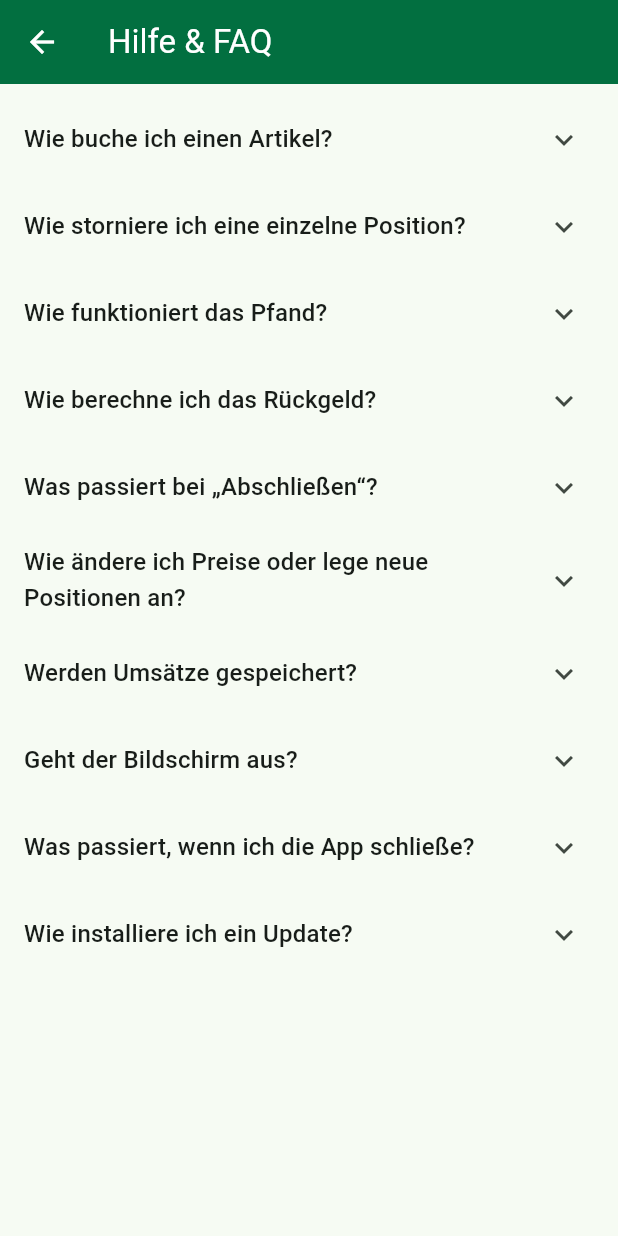
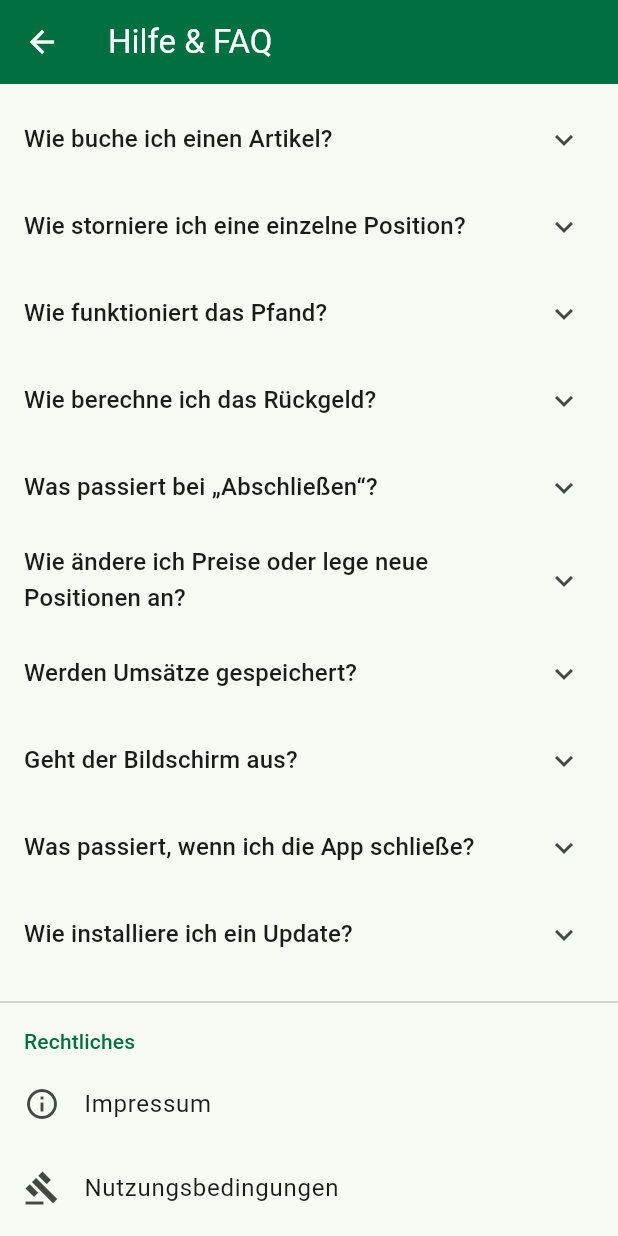
Before and after one commit to Ogie0/Easy-Price-Calculation, a Flutter app: the screen it shows after launch, after a tap on the "help outline" icon, on a phone screen of 412 x 824 dp. Run offline on Flutter 3.47's test engine with Material 3 defaults, Android fonts, the phone set to English and light mode, and no system bars; our stand-ins replace shared_preferences.

Commit message:
Add legal section to FAQ: imprint, terms of use, licenses [skip ci]
The FAQ gets a "Rechtliches" section with an imprint (placeholders for
address and contact still to be filled in, see lib/legal_texts.dart),
short terms of use and Flutter's open-source license page.

Co-Authored-By: Claude Opus 5.5 <noreply@anthropic.com>
Claude-Session: https://claude.ai/code/session_01NupdSHJUqBHfHitkyt8aD3

```diff
--- /dev/null
+++ b/lib/legal_texts.dart
@@ -0,0 +1,39 @@
+/// Rechtliche Texte für den Bereich „Rechtliches“ im FAQ.
+///
+/// TODO(Vorstand): Platzhalter in eckigen Klammern im Impressum ausfüllen.
+library;
+
+const String kImpressum = '''
+Angaben zum Herausgeber dieser App
+
+Junggesellenclub Ellierode v. 1960
+[Straße und Hausnummer]
+[PLZ] Ellierode
+
+Vertreten durch: [Vorname Nachname, Funktion]
+Kontakt: [E-Mail-Adresse]
+
+Verantwortlich für den Inhalt: [Vorname Nachname, Anschrift wie oben]
+
+Die App wird ausschließlich für die interne Nutzung bei Veranstaltungen des Clubs bereitgestellt und nicht kommerziell vertrieben.
+''';
+
+const String kNutzungsbedingungen = '''
+1. Zweck
+Die App „JGC Ellierode“ ist ein Rechenhilfsmittel für den Verkauf bei Veranstaltungen des Junggesellenclubs Ellierode v. 1960. Sie berechnet Summen, Pfand und Rückgeld.
+
+2. Nutzung
+Die App wird Mitgliedern und Helfern des Clubs kostenlos zur Verfügung gestellt. Eine Weitergabe an Dritte oder eine kommerzielle Nutzung ist nicht vorgesehen.
+
+3. Keine Gewähr
+Die App wird ohne Gewähr bereitgestellt. Für die Richtigkeit der Berechnungen, der eingestellten Preise und für die Abrechnung der Kasse ist die jeweils kassierende Person bzw. der Club verantwortlich. Für Schäden aus der Nutzung wird – soweit gesetzlich zulässig – keine Haftung übernommen.
+
+4. Daten
+Die App speichert ausschließlich Preise, Pfandwert und Sortiment auf dem jeweiligen Gerät. Verkäufe und personenbezogene Daten werden weder gespeichert noch übertragen; die App benötigt keinen Internetzugang.
+
+5. Einstellungen
+Änderungen an Preisen und Sortiment sind mit einem Master-Passwort geschützt, das nur an berechtigte Personen weitergegeben wird.
+
+6. Open-Source
+Die App verwendet Open-Source-Software. Die Lizenzen sind unter „Open-Source-Lizenzen“ einsehbar.
+''';
--- a/lib/screens/faq_screen.dart
+++ b/lib/screens/faq_screen.dart
@@ -1,4 +1,8 @@
 import 'package:flutter/material.dart';
+
+import '../legal_texts.dart';
+import '../theme.dart';
+import '../utils/version.dart';
 
 /// Kurze Hilfe für alle, die an der Kasse stehen.
 class FaqScreen extends StatelessWidget {
@@ -61,6 +65,25 @@ class FaqScreen extends StatelessWidget {
     ),
   ];
 
+  void _openText(BuildContext context, String title, String text) {
+    Navigator.of(context).push(
+      MaterialPageRoute<void>(
+        builder: (_) => Scaffold(
+          appBar: AppBar(title: Text(title)),
+          body: Center(
+            child: ConstrainedBox(
+              constraints: const BoxConstraints(maxWidth: 720),
+              child: ListView(
+                padding: const EdgeInsets.all(16),
+                children: [SelectableText(text.trim())],
+              ),
+            ),
+          ),
+        ),
+      ),
+    );
+  }
+
   @override
   Widget build(BuildContext context) {
     return Scaffold(
@@ -78,6 +101,40 @@ class FaqScreen extends StatelessWidget {
                   expandedCrossAxisAlignment: CrossAxisAlignment.start,
                   children: [Text(answer)],
                 ),
+              const Divider(height: 32),
+              Padding(
+                padding: const EdgeInsets.fromLTRB(16, 0, 16, 4),
+                child: Text(
+                  'Rechtliches',
+                  style: Theme.of(context)
+                      .textTheme
+                      .titleSmall
+                      ?.copyWith(color: Theme.of(context).colorScheme.primary),
+                ),
+              ),
+              ListTile(
+                leading: const Icon(Icons.info_outline),
+                title: const Text('Impressum'),
+                onTap: () => _openText(context, 'Impressum', kImpressum),
+              ),
+              ListTile(
+                leading: const Icon(Icons.gavel_outlined),
+                title: const Text('Nutzungsbedingungen'),
+                onTap: () => _openText(context, 'Nutzungsbedingungen', kNutzungsbedingungen),
+              ),
+              ListTile(
+                leading: const Icon(Icons.code),
+                title: const Text('Open-Source-Lizenzen'),
+                onTap: () => showLicensePage(
+                  context: context,
+                  applicationName: 'JGC Ellierode',
+                  applicationVersion: kAppVersion,
+                  applicationIcon: Padding(
+                    padding: const EdgeInsets.all(8),
+                    child: Image.asset(kClubLogo, height: 72),
+                  ),
+                ),
+              ),
             ],
           ),
         ),
```
Also changed, not shown: 1 other file.
